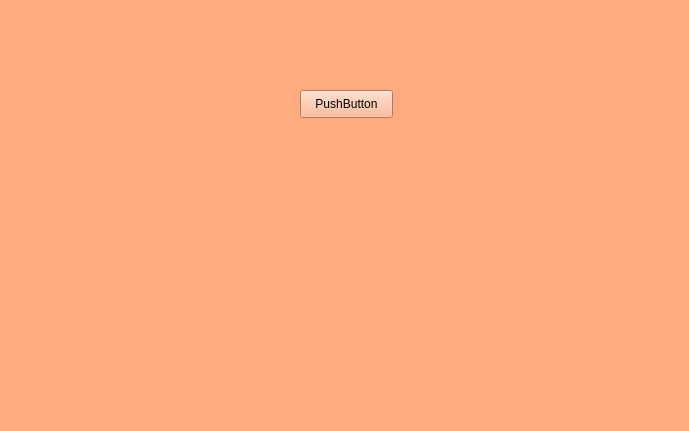
This is resource/ui/query_pane.ui in JiangNanMax/qp12306 as Qt 5 draws it before an edit. The edited form follows.
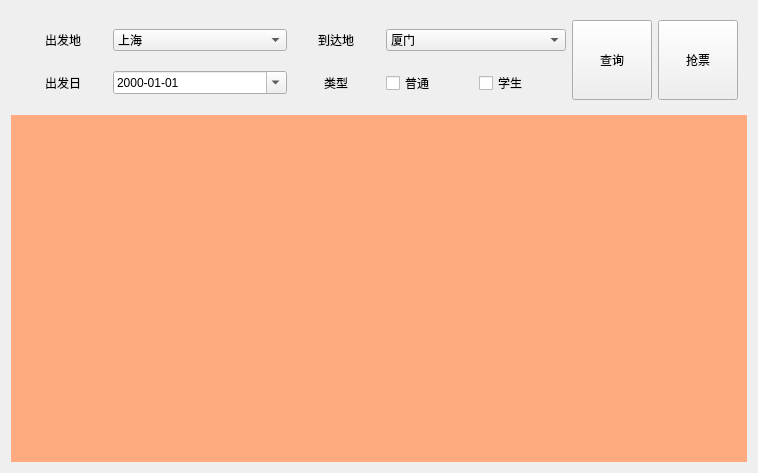
This is the edited form.

Commit message: 搭建查询界面

What changed in the file:
```diff
--- a/resource/ui/query_pane.ui
+++ b/resource/ui/query_pane.ui
@@ -6,29 +6,142 @@
    <rect>
     <x>0</x>
     <y>0</y>
-    <width>689</width>
-    <height>431</height>
+    <width>758</width>
+    <height>473</height>
    </rect>
   </property>
   <property name="windowTitle">
    <string>Form</string>
   </property>
   <property name="styleSheet">
-   <string notr="true">background-color: rgb(255, 170, 127);</string>
+   <string notr="true"/>
   </property>
-  <widget class="QPushButton" name="pushButton">
-   <property name="geometry">
-    <rect>
-     <x>300</x>
-     <y>90</y>
-     <width>93</width>
-     <height>28</height>
-    </rect>
-   </property>
-   <property name="text">
-    <string>PushButton</string>
-   </property>
-  </widget>
+  <layout class="QVBoxLayout" name="verticalLayout" stretch="0,5">
+   <item>
+    <widget class="QWidget" name="widget" native="true">
+     <property name="styleSheet">
+      <string notr="true"/>
+     </property>
+     <layout class="QGridLayout" name="gridLayout" columnstretch="1,2,1,1,1,1,1" columnminimumwidth="0,0,0,0,0,0,0">
+      <item row="0" column="0" alignment="Qt::AlignHCenter">
+       <widget class="QLabel" name="label">
+        <property name="text">
+         <string>出发地</string>
+        </property>
+       </widget>
+      </item>
+      <item row="0" column="1">
+       <widget class="QComboBox" name="comboBox">
+        <item>
+         <property name="text">
+          <string>上海</string>
+         </property>
+        </item>
+       </widget>
+      </item>
+      <item row="0" column="2" alignment="Qt::AlignHCenter">
+       <widget class="QLabel" name="label_2">
+        <property name="text">
+         <string>到达地</string>
+        </property>
+       </widget>
+      </item>
+      <item row="0" column="3" colspan="2">
+       <widget class="QComboBox" name="comboBox_2">
+        <item>
+         <property name="text">
+          <string>厦门</string>
+         </property>
+        </item>
+       </widget>
+      </item>
+      <item row="0" column="5" rowspan="2">
+       <widget class="QPushButton" name="pushButton">
+        <property name="minimumSize">
+         <size>
+          <width>80</width>
+          <height>80</height>
+         </size>
+        </property>
+        <property name="maximumSize">
+         <size>
+          <width>80</width>
+          <height>80</height>
+         </size>
+        </property>
+        <property name="text">
+         <string>查询</string>
+        </property>
+       </widget>
+      </item>
+      <item row="0" column="6" rowspan="2">
+       <widget class="QPushButton" name="pushButton_2">
+        <property name="minimumSize">
+         <size>
+          <width>80</width>
+          <height>80</height>
+         </size>
+        </property>
+        <property name="maximumSize">
+         <size>
+          <width>80</width>
+          <height>80</height>
+         </size>
+        </property>
+        <property name="text">
+         <string>抢票</string>
+        </property>
+       </widget>
+      </item>
+      <item row="1" column="0" alignment="Qt::AlignHCenter">
+       <widget class="QLabel" name="label_3">
+        <property name="text">
+         <string>出发日</string>
+        </property>
+       </widget>
+      </item>
+      <item row="1" column="1">
+       <widget class="QDateEdit" name="dateEdit">
+        <property name="displayFormat">
+         <string>yyyy-MM-dd</string>
+        </property>
+        <property name="calendarPopup">
+         <bool>true</bool>
+        </property>
+       </widget>
+      </item>
+      <item row="1" column="2" alignment="Qt::AlignHCenter">
+       <widget class="QLabel" name="label_4">
+        <property name="text">
+         <string>类型</string>
+        </property>
+       </widget>
+      </item>
+      <item row="1" column="3">
+       <widget class="QCheckBox" name="checkBox">
+        <property name="text">
+         <string>普通</string>
+        </property>
+       </widget>
+      </item>
+      <item row="1" column="4">
+       <widget class="QCheckBox" name="checkBox_2">
+        <property name="text">
+         <string>学生</string>
+        </property>
+       </widget>
+      </item>
+     </layout>
+    </widget>
+   </item>
+   <item>
+    <widget class="QWidget" name="widget_2" native="true">
+     <property name="styleSheet">
+      <string notr="true">background-color: rgb(255, 170, 127);</string>
+     </property>
+    </widget>
+   </item>
+  </layout>
  </widget>
  <resources/>
  <connections/>
```
The commit also changes 4 other files.
